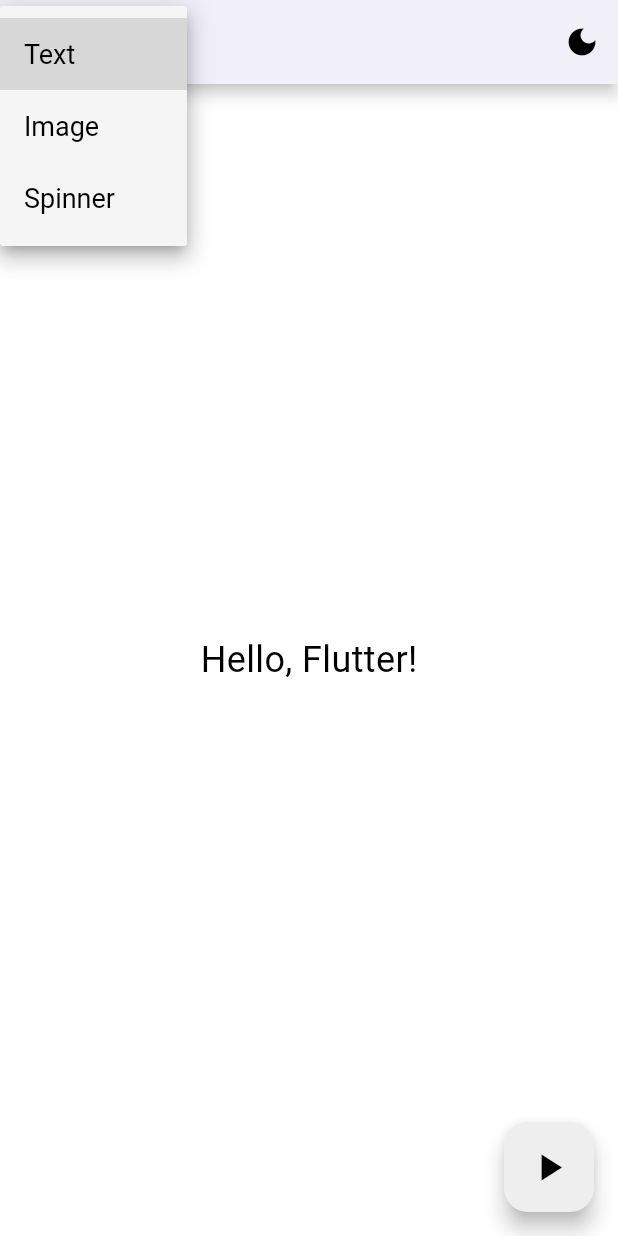
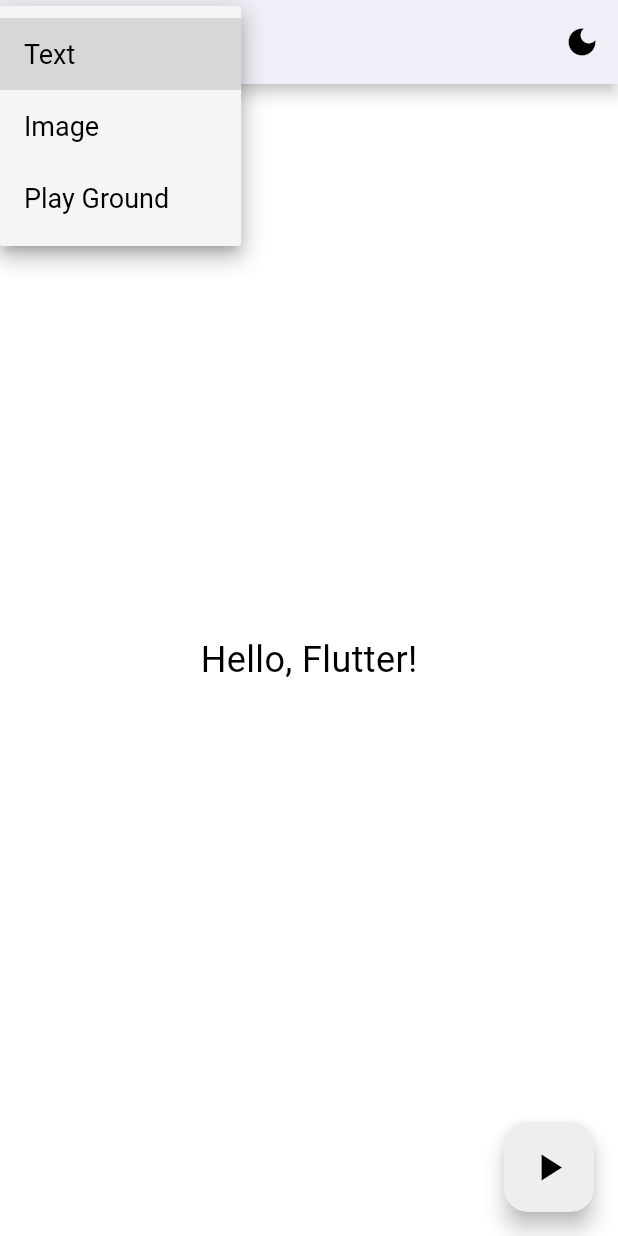
Before and after one commit to kvo110/fading, a Flutter app: the screen it shows after launch, after a tap on "Text", on a phone screen of 412 x 824 dp. Run offline on Flutter 3.47's test engine with Material 3 defaults, Android fonts, the light colour scheme and no system bars.

Commit message:
Added a playground tab with interactive animations

```diff
--- a/lib/main.dart
+++ b/lib/main.dart
@@ -93,7 +93,7 @@
     with SingleTickerProviderStateMixin {
   bool _isVisible = true; // Controls the visibility of the fading
   String _selectedTab = 'Text'; // Default tab upon opening the app
-  List<String> _tabs = ['Text', 'Image', 'Spinner']; // Dropdown menu for interactive animations
+  List<String> _tabs = ['Text', 'Image', 'Play Ground']; // Dropdown menu for interactive animations
 
   String _activeAnimation = ''; // Track which animation is selected
 
@@ -101,6 +101,11 @@
   late AnimationController _controller;
   late Animation<double> _rotationAnimation;
   late Animation<Offset> _slideAnimation;
+
+  // Variables for Playground tab
+  double _sliderValue = 0.5;
+  Offset _dragPosition = Offset(0, 0);
+  bool _isSpinning = false;
 
   @override
   void initState() {
@@ -320,16 +325,74 @@
           );
         },
       );
-      case 'Tab 3':
-        return Text(
-          'Content for Tab 3',
-          style: TextStyle(fontSize: 24, color: textColor),
+      case 'Play Ground':
+        return Column(
+          mainAxisAlignment: MainAxisAlignment.center,
+          children: [
+            // Tap to spin
+            GestureDetector(
+              onTap: () {
+                setState(() {
+                  if (_isSpinning) {
+                    _controller.stop();
+                  } else {
+                    _controller.repeat();
+                  }
+                  _isSpinning = !_isSpinning;
+                });
+              },
+              child: RotationTransition(
+                turns: _controller,
+                child: Icon(Icons.autorenew, size: 80, color: textColor),
+              ),
+            ),
+            SizedBox(height: 40),
+
+            // Slider-controlled opacity
+            Column(
+              children: [
+                Slider(
+                  value: _sliderValue,
+                  min: 0.0,
+                  max: 1.0,
+                  onChanged: (value) {
+                    setState(() {
+                      _sliderValue = value;
+                    });
+                  },
+                ),
+                Opacity(
+                  opacity: _sliderValue,
+                  child: Icon(Icons.sports_esports, size: 100, color: textColor),
+                ),
+              ],
+            ),
+            SizedBox(height: 40),
+
+            // Drag the circle
+            Expanded(
+              child: GestureDetector(
+                onPanUpdate: (details) {
+                  setState(() {
+                    _dragPosition += details.delta;
+                  });
+                },
+                child: Stack(
+                  children: [
+                    Positioned(
+                      left: MediaQuery.of(context).size.width / 2 - 40 + _dragPosition.dx,
+                      top: MediaQuery.of(context).size.height / 4 - 40 + _dragPosition.dy,
+                      child: Icon(Icons.circle, size: 80, color: textColor),
+                    ),
+                  ],
+                ),
+              ),
+            ),
+          ],
         );
+
       default:
-        return Text(
-          'Unknown Tab',
-          style: TextStyle(color: textColor),
-        );
+        return Text("Unknown Tab", style: TextStyle(color: textColor));
     }
   }
 }
```
